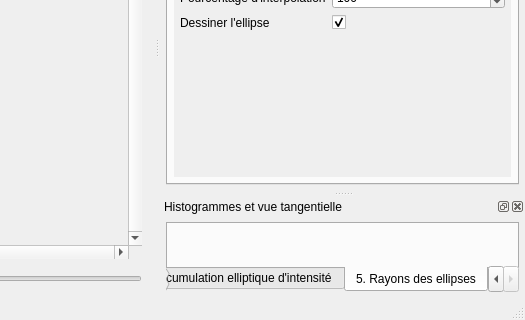
akrah/TKDetection, file ui/mainwindow.ui: the form before one commit; both pictures show x 175 to 700 and y 241 to 561 of the 700 by 561 pixel window.
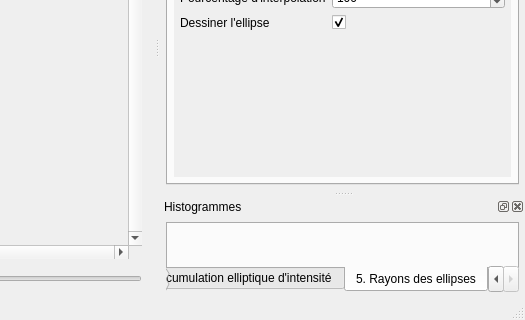
The form after the commit. Custom widgets are drawn as their Qt base class.

What changed in the file:
```diff
--- a/ui/mainwindow.ui
+++ b/ui/mainwindow.ui
@@ -2952,7 +2952,7 @@
   </widget>
   <widget class="QDockWidget" name="dockWidget">
    <property name="windowTitle">
-    <string>Histogrammes et vue tangentielle</string>
+    <string>Histogrammes</string>
    </property>
    <attribute name="dockWidgetArea">
     <number>2</number>
```
